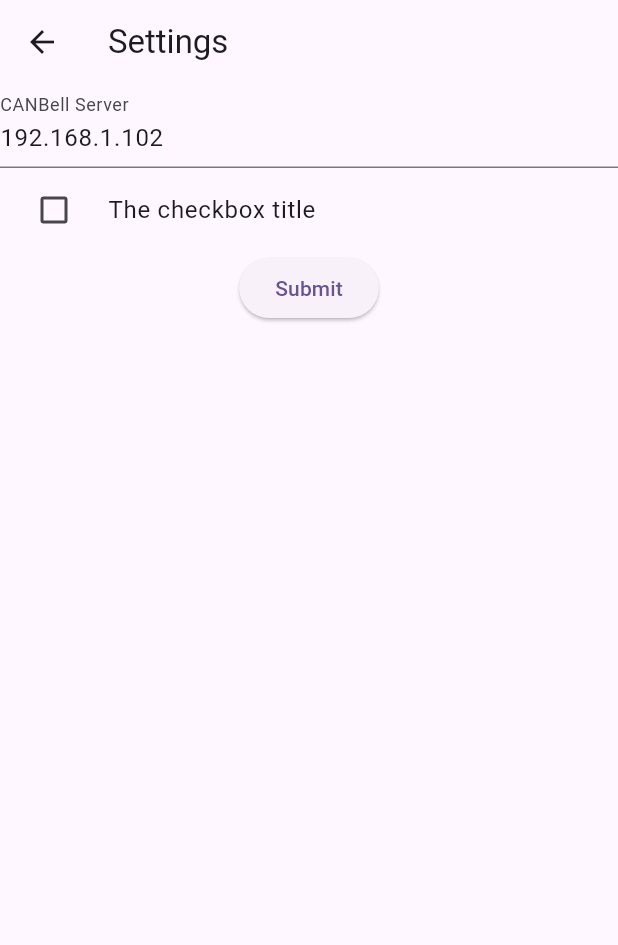
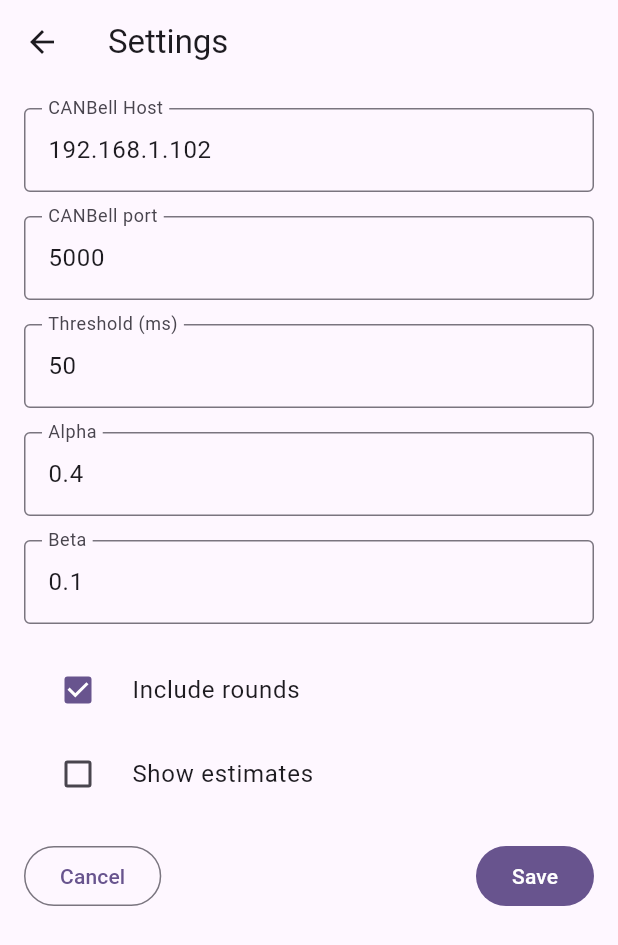
Before and after one commit to ahsparrow/strike, a Flutter app: the Settings screen opened directly, on a phone screen of 412 x 824 dp. Shown: the top 945 px of the screen. Run offline on Flutter 3.47's test engine with Material 3 defaults, Android fonts, the phone set to English and light mode, and no system bars; our stand-ins replace fl_chart, shared_preferences; accounts and stored records are empty; network calls fail.

Commit message:
Complete preferences screen

```diff
--- a/lib/screens/settings.dart
+++ b/lib/screens/settings.dart
@@ -1,8 +1,11 @@
+import 'dart:io';
+
 import 'package:flutter/material.dart';
 import 'package:provider/provider.dart';
 
 import 'package:strike_flutter/models/model.dart';
 
+// Settings screen
 class Settings extends StatelessWidget {
   const Settings({super.key});
 
@@ -12,11 +15,15 @@ class Settings extends StatelessWidget {
       appBar: AppBar(
         title: const Text('Settings'),
       ),
-      body: const SettingsForm(),
+      body: const Padding(
+        padding: EdgeInsets.all(16),
+        child: SettingsForm(),
+      ),
     );
   }
 }
 
+// Settings form
 class SettingsForm extends StatefulWidget {
   const SettingsForm({super.key});
 
@@ -24,37 +31,130 @@ class SettingsForm extends StatefulWidget {
   State<SettingsForm> createState() => _SettingsFormState();
 }
 
+// Settings form state
 class _SettingsFormState extends State<SettingsForm> {
   final _formKey = GlobalKey<FormState>();
 
-  final serverController = TextEditingController();
-  late FormFieldState<bool> formFieldState;
+  // State controllers for each setting
+  final hostController = TextEditingController();
+  final portController = TextEditingController();
+  final thresholdController = TextEditingController();
+  final alphaController = TextEditingController();
+  final betaController = TextEditingController();
+  late FormFieldState<bool> estimatesState;
+  late FormFieldState<bool> roundsState;
 
   @override
   Widget build(BuildContext context) {
     var settings = context.watch<StrikeModel>();
-    serverController.text = settings.host;
+
+    hostController.text = settings.host;
+    portController.text = settings.port.toString();
+    thresholdController.text = settings.thresholdMs.toString();
+    alphaController.text = settings.alpha.toString();
+    betaController.text = settings.beta.toString();
 
     return Form(
       key: _formKey,
       child: Column(
         children: [
+          // CANBell host
           TextFormField(
-            controller: serverController,
+            controller: hostController,
             autovalidateMode: AutovalidateMode.always,
-            decoration: const InputDecoration(labelText: 'CANBell Server'),
+            decoration: const InputDecoration(
+              labelText: 'CANBell Host',
+              border: OutlineInputBorder(),
+            ),
             validator: (String? value) {
-              if (value == null || value.isEmpty) {
+              var ipAddress = InternetAddress.tryParse(value ?? '');
+              if (ipAddress == null) {
                 return 'Enter a valid IP address';
               }
               return null;
             },
           ),
+          const SizedBox(height: 16),
+
+          // CANBell port
+          TextFormField(
+            controller: portController,
+            autovalidateMode: AutovalidateMode.always,
+            decoration: const InputDecoration(
+              labelText: 'CANBell port',
+              border: OutlineInputBorder(),
+            ),
+            validator: (String? value) {
+              var port = int.tryParse(value ?? '');
+              if (port == null || port <= 0) {
+                return 'Enter an integer > 0';
+              }
+              return null;
+            },
+          ),
+          const SizedBox(height: 16),
+
+          // Error threshold
+          TextFormField(
+            controller: thresholdController,
+            autovalidateMode: AutovalidateMode.always,
+            decoration: const InputDecoration(
+              labelText: 'Threshold (ms)',
+              border: OutlineInputBorder(),
+            ),
+            validator: (String? value) {
+              var threshold = int.tryParse(value ?? '');
+              if (threshold == null || threshold <= 0) {
+                return 'Enter an integer > 0';
+              }
+              return null;
+            },
+          ),
+          const SizedBox(height: 16),
+
+          // Alpha filter coefficient
+          TextFormField(
+            controller: alphaController,
+            autovalidateMode: AutovalidateMode.always,
+            decoration: const InputDecoration(
+              labelText: 'Alpha',
+              border: OutlineInputBorder(),
+            ),
+            validator: (String? value) {
+              var alpha = double.tryParse(value ?? '');
+              if (alpha == null || alpha <= 0) {
+                return 'Enter a number < 0';
+              }
+              return null;
+            },
+          ),
+          const SizedBox(height: 16),
+
+          // Beta filter coefficient
+          TextFormField(
+            controller: betaController,
+            autovalidateMode: AutovalidateMode.always,
+            decoration: const InputDecoration(
+              labelText: 'Beta',
+              border: OutlineInputBorder(),
+            ),
+            validator: (String? value) {
+              var beta = double.tryParse(value ?? '');
+              if (beta == null || beta <= 0) {
+                return 'Enter a number < 0';
+              }
+              return null;
+            },
+          ),
+          const SizedBox(height: 16),
+
+          // Include rounds
           FormField<bool>(
             builder: (FormFieldState<bool> state) {
-              formFieldState = state;
+              roundsState = state;
+
               return CheckboxListTile(
-                title: const Text('The checkbox title'),
+                title: const Text('Include rounds'),
                 controlAffinity: ListTileControlAffinity.leading,
                 onChanged: (bool? checked) {
                   state.didChange(checked);
@@ -62,25 +162,58 @@ class _SettingsFormState extends State<SettingsForm> {
                 value: state.value ?? false,
               );
             },
+            initialValue: settings.includeRounds,
           ),
-          ElevatedButton(
+
+          // Show estimates
+          FormField<bool>(
+            builder: (FormFieldState<bool> state) {
+              estimatesState = state;
+
+              return CheckboxListTile(
+                title: const Text('Show estimates'),
+                controlAffinity: ListTileControlAffinity.leading,
+                onChanged: (bool? checked) {
+                  state.didChange(checked);
+                },
+                value: state.value ?? false,
+              );
+            },
+            initialValue: settings.showEstimates,
+          ),
+          const SizedBox(height: 16),
+
+          Row(
+            children: [
+              OutlinedButton(
+                onPressed: () {
+                  Navigator.pop(context);
+                },
+                child: const Text('Cancel'),
+              ),
+              const Spacer(),
+              FilledButton(
                 onPressed: () async {
                   if (_formKey.currentState!.validate()) {
                     var settings = context.read<StrikeModel>();
 
+                    // Update settings and save
                     settings.setPreferences(
-                    host: serverController.text,
-                    port: 80,
-                    thresholdMs: 50,
-                    alpha: 0.4,
-                    beta: 0.1,
-                    includeRounds: true,
-                    showEstimates: false);
+                        host: hostController.text,
+                        port: int.parse(portController.text),
+                        thresholdMs: int.parse(thresholdController.text),
+                        alpha: double.parse(alphaController.text),
+                        beta: double.parse(betaController.text),
+                        includeRounds: roundsState.value ?? false,
+                        showEstimates: estimatesState.value ?? false);
                     settings.savePreferences();
+
+                    Navigator.pop(context);
                   }
-              Navigator.pop(context, formFieldState.value);
                 },
-            child: const Text('Submit'),
+                child: const Text('Save'),
+              ),
+            ],
           ),
         ],
       ),
```
Lines whose indentation alone changed are shown as unchanged.
